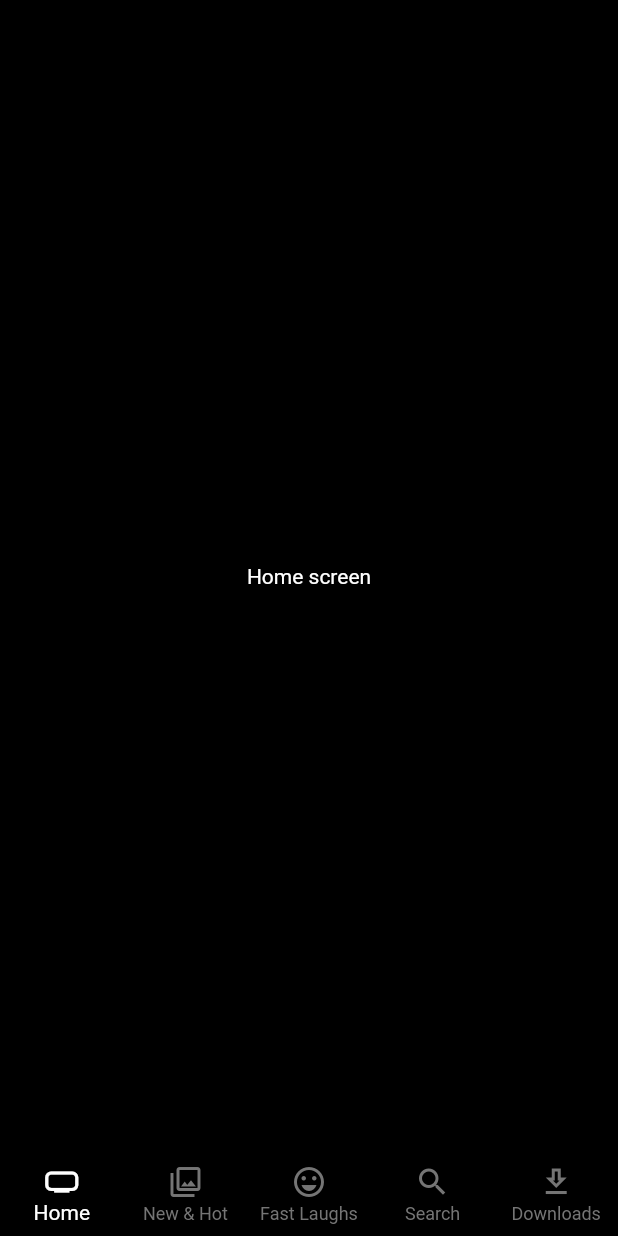
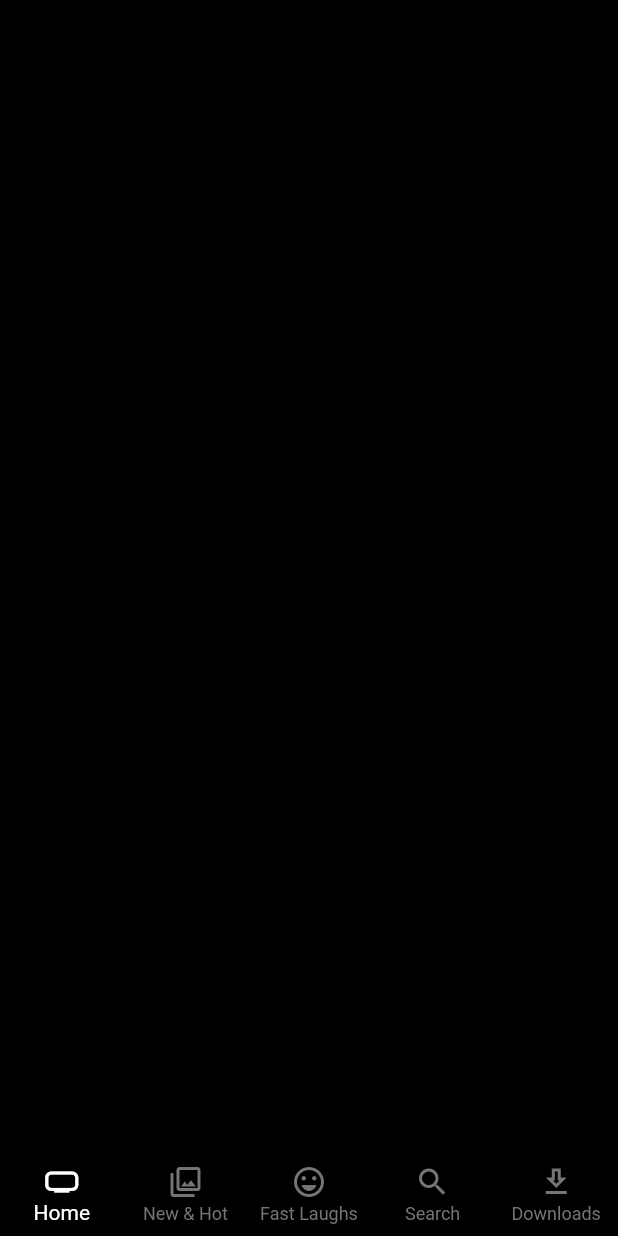
Before and after one commit to akhilaand/netflix_ddd_arch, a Flutter app: the screen it shows after launch, on a phone screen of 412 x 824 dp. Run offline on Flutter 3.47's test engine with Material 2 defaults, Android fonts, the phone set to English and light mode, and no system bars; our stand-ins replace google_fonts.

Commit message:
home screen ui started

```diff
--- a/lib/presentation/homeScreen/home_screen.dart
+++ b/lib/presentation/homeScreen/home_screen.dart
@@ -6,9 +6,9 @@ class HomeScreen extends StatelessWidget {
 
   @override
   Widget build(BuildContext context) {
-    return const Scaffold(
+    return  Scaffold(
       backgroundColor: backGroundColor,
-      body: Center(child: Text("Home screen")),
+      body: SafeArea(child: ListView()),
     );
   }
 }
```
